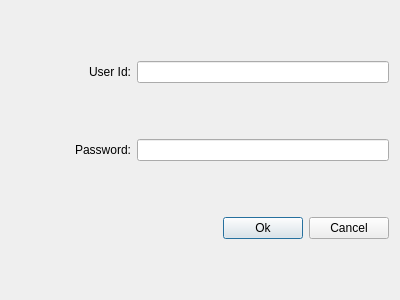
Qt form login/QdKcLogin.ui (kmblack1/Qt5) before a commit.
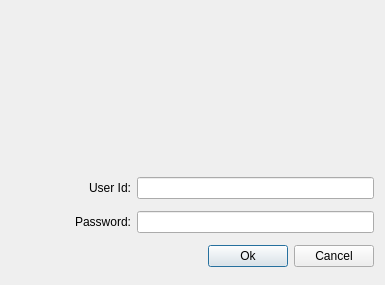
The same form after that commit.

Diff of the .ui file:
```diff
--- a/login/QdKcLogin.ui
+++ b/login/QdKcLogin.ui
@@ -6,8 +6,8 @@
    <rect>
     <x>0</x>
     <y>0</y>
-    <width>400</width>
-    <height>300</height>
+    <width>385</width>
+    <height>285</height>
    </rect>
   </property>
   <property name="windowTitle">
@@ -15,6 +15,22 @@
   </property>
   <layout class="QGridLayout" name="gridLayout">
    <item row="0" column="0">
+    <spacer name="verticalSpacer">
+     <property name="orientation">
+      <enum>Qt::Vertical</enum>
+     </property>
+     <property name="sizeType">
+      <enum>QSizePolicy::Preferred</enum>
+     </property>
+     <property name="sizeHint" stdset="0">
+      <size>
+       <width>20</width>
+       <height>160</height>
+      </size>
+     </property>
+    </spacer>
+   </item>
+   <item row="1" column="0">
     <layout class="QHBoxLayout" name="horizontalLayout">
      <item>
       <widget class="QLabel" name="labUserId">
@@ -46,7 +62,7 @@
      </item>
     </layout>
    </item>
-   <item row="1" column="0">
+   <item row="2" column="0">
     <layout class="QHBoxLayout" name="horizontalLayout_2">
      <item>
       <widget class="QLabel" name="labPassword">
@@ -82,7 +98,7 @@
      </item>
     </layout>
    </item>
-   <item row="2" column="0">
+   <item row="3" column="0">
     <layout class="QHBoxLayout" name="horizontalLayout_3">
      <item>
       <spacer name="horizontalSpacer">
```
